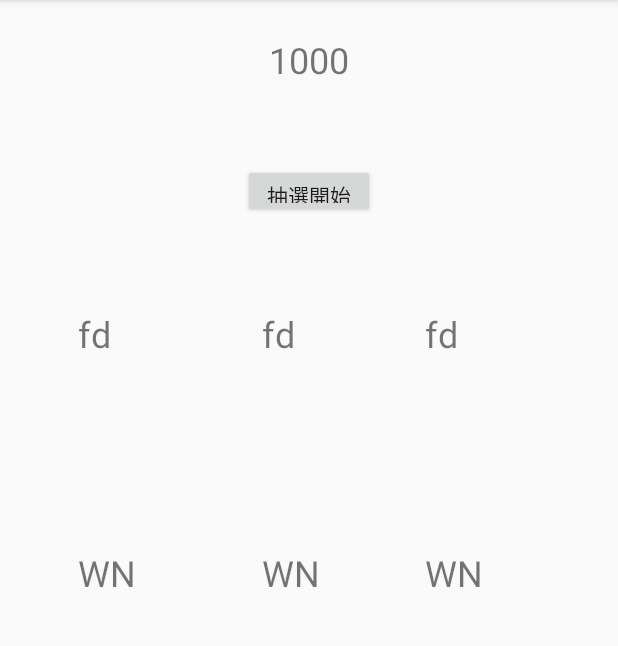
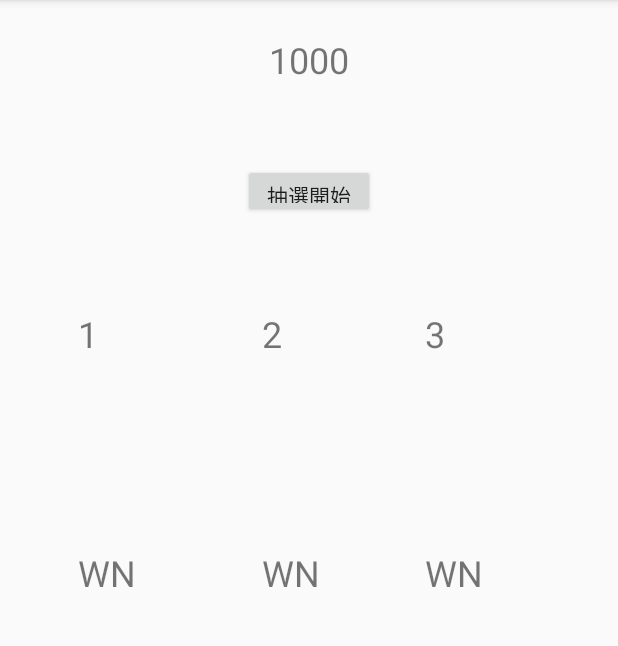
Before and after one commit to yakataka/Bounekai, an Android app: the MainActivity screen opened directly, with no data from a screen before it, after a tap on "抽選開始", on a phone screen of 412 x 824 dp, the part 84-730 px from its top. Run offline under Robolectric (Android 15) with nearby library versions, the phone set to English and light mode, and no system bars.

Commit message:
LotteryMainクラス追加

```diff
--- /dev/null
+++ b/app/src/main/java/com/example/bounekai/bounekai/LotteryMain.java
@@ -0,0 +1,27 @@
+package com.example.bounekai.bounekai;
+
+public class LotteryMain {
+
+    private static final int WINNING_NUM = 3;
+
+    public static int[] lottery(int lotteryTimes) {
+        int[] nums = new int[3];
+        int[] member = {1,2,3};
+        System.out.println("//// 抽選開始 " + lotteryTimes + " ////");
+        int idx = 0;
+        for(int i = 0; i < WINNING_NUM; i++, idx++) {
+            // この処理は本来不要
+//            if(lotteryNumList.get(idx).getSettledFlg() == 1) {
+//                System.out.println(lotteryNumList.get(idx).getLotteryNum() + ":" + lotteryNumList.get(idx).getName() + "(当選済みのため除外)");
+//                i--;
+//                continue;
+//            }
+
+//            System.out.println(lotteryNumList.get(idx).getLotteryNum() + ":" + lotteryNumList.get(idx).getName());
+            nums[i] = member[i];
+//            lotteryNumList.get(idx).setSettledFlg(1);
+        }
+//        System.out.println("//// 抽選終了 " + lotteryTimes + " ////");
+        return nums;
+    }
+}
--- a/app/src/main/java/com/example/bounekai/bounekai/MainActivity.java
+++ b/app/src/main/java/com/example/bounekai/bounekai/MainActivity.java
@@ -9,6 +9,8 @@ import android.widget.TextView;
 
 public class MainActivity extends AppCompatActivity {
 
+    LotteryMain lotteryMain;
+
     @Override
     protected void onCreate(Bundle savedInstanceState) {
         super.onCreate(savedInstanceState);
@@ -19,13 +21,21 @@ public class MainActivity extends AppCompatActivity {
             /** ボタンをクリックした時に呼ばれる */
             @Override
             public void onClick(View v) {
-                String a="fd";
+//                String a="fd";
+//                TextView winNum1=findViewById(R.id.winNum1);
+//                winNum1.setText(a);
+//                TextView winNum2=findViewById(R.id.winNum2);
+//                winNum2.setText(a);
+//                TextView winNum3=findViewById(R.id.winNum3);
+//                winNum3.setText(a);
+
+                int[] nums = lotteryMain.lottery(3);
                 TextView winNum1=findViewById(R.id.winNum1);
-                winNum1.setText(a);
+                winNum1.setText(String.valueOf(nums[0]));
                 TextView winNum2=findViewById(R.id.winNum2);
-                winNum2.setText(a);
+                winNum2.setText(String.valueOf(nums[1]));
                 TextView winNum3=findViewById(R.id.winNum3);
-                winNum3.setText(a);
+                winNum3.setText(String.valueOf(nums[2]));
 
             }
         });
```
